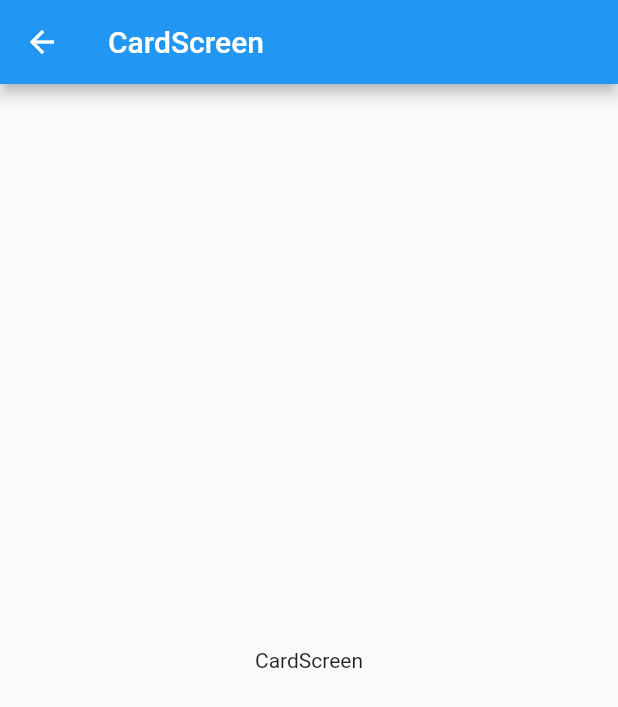
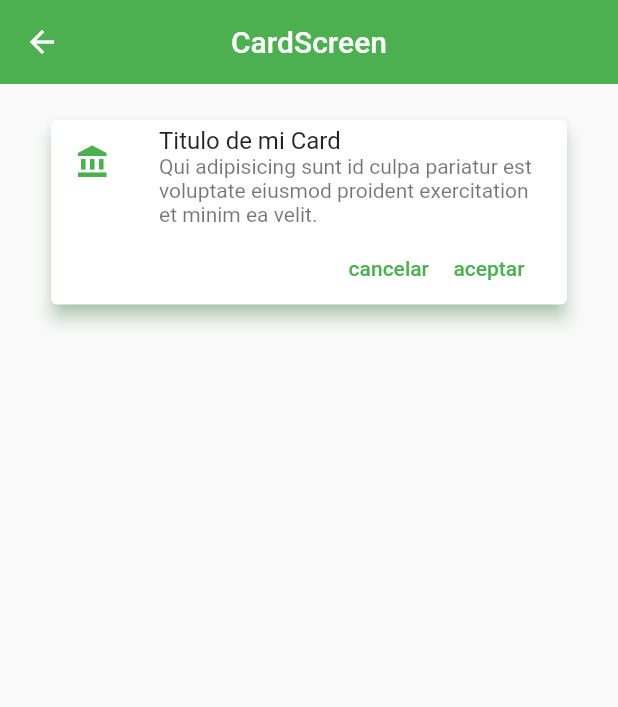
Before and after one commit to edson-mr/flutter-componentes, a Flutter app: the CardScreen screen opened by its route, on a phone screen of 412 x 824 dp. Shown: the top 707 px of the screen. Run offline on Flutter 3.47's test engine with Material 2 defaults, Android fonts, the light colour scheme and no system bars.

Commit message:
creando mi widget card

```diff
--- a/lib/main.dart
+++ b/lib/main.dart
@@ -1,5 +1,5 @@
 import 'package:aprendiendo/routes/app_routes.dart';
-import 'package:aprendiendo/screens/screens.dart';
+import 'package:aprendiendo/theme/tema.dart';
 import 'package:flutter/material.dart';
 
 void main() {
@@ -18,6 +18,7 @@ class MyApp extends StatelessWidget {
       initialRoute: AppRoutes.initialRoute,
       routes: AppRoutes.getRoutes(),
       onGenerateRoute: AppRoutes.onGenerateRoute,
+      theme: Tema.light,
     );
   }
 }
--- a/lib/screens/card_screen.dart
+++ b/lib/screens/card_screen.dart
@@ -1,3 +1,4 @@
+import 'package:aprendiendo/widgets/widgets.dart';
 import 'package:flutter/material.dart';
 
 class CardScreen extends StatelessWidget {
@@ -9,8 +10,11 @@ class CardScreen extends StatelessWidget {
       appBar: AppBar(
         title: const Text('CardScreen'),
       ),
-      body: const Center(
-        child: Text('CardScreen'),
+      body: ListView(
+        padding: const EdgeInsets.symmetric(horizontal: 30, vertical: 20),
+        children: const [
+          CustomCardType1(),
+        ],
       ),
     );
   }
--- /dev/null
+++ b/lib/theme/tema.dart
@@ -0,0 +1,18 @@
+import 'package:flutter/material.dart';
+
+class Tema {
+  static const Color primario = Colors.green;
+  static final ThemeData light = ThemeData.light().copyWith(
+    appBarTheme: const AppBarTheme(
+      backgroundColor: primario,
+      elevation: 0,
+      centerTitle: true,
+    ),
+    iconTheme: const IconThemeData(color: primario),
+    textButtonTheme: TextButtonThemeData(
+      style: TextButton.styleFrom(
+        foregroundColor: primario,
+      ),
+    ),
+  );
+}
--- /dev/null
+++ b/lib/widgets/custom_card_type1.dart
@@ -0,0 +1,45 @@
+import 'package:aprendiendo/theme/tema.dart';
+import 'package:flutter/material.dart';
+
+class CustomCardType1 extends StatelessWidget {
+  const CustomCardType1({
+    Key? key,
+  }) : super(key: key);
+
+  @override
+  Widget build(BuildContext context) {
+    return Card(
+      elevation: 5,
+      shadowColor: Tema.primario.withOpacity(.7),
+      child: Column(
+        children: [
+          const ListTile(
+            leading: Icon(
+              Icons.account_balance_sharp,
+              color: Tema.primario,
+            ),
+            title: Text('Titulo de mi Card'),
+            subtitle: Text(
+                'Qui adipisicing sunt id culpa pariatur est voluptate eiusmod proident exercitation et minim ea velit.'),
+          ),
+          Padding(
+            padding: const EdgeInsets.only(right: 20),
+            child: Row(
+              mainAxisAlignment: MainAxisAlignment.end,
+              children: [
+                TextButton(
+                  onPressed: () {},
+                  child: const Text('cancelar'),
+                ),
+                TextButton(
+                  onPressed: () {},
+                  child: const Text('aceptar'),
+                ),
+              ],
+            ),
+          )
+        ],
+      ),
+    );
+  }
+}
--- /dev/null
+++ b/lib/widgets/widgets.dart
@@ -0,0 +1 @@
+export 'package:aprendiendo/widgets/custom_card_type1.dart';
```
Also changed, not shown: lib/screens/home_screen.dart (+5 -2 lines), lib/screens/listview1_screen.dart (+9 -3 lines), lib/screens/listview2_screen.dart (+9 -3 lines), lib/widgets/custom_card_type2.dart (added, +17 -0 lines).
